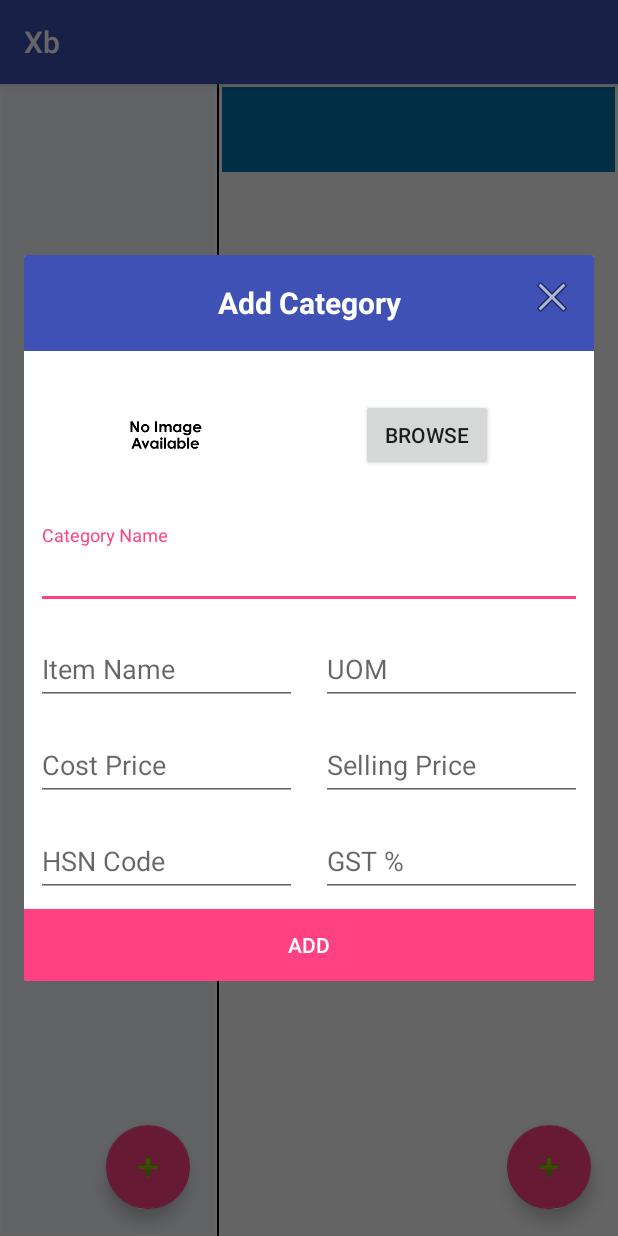
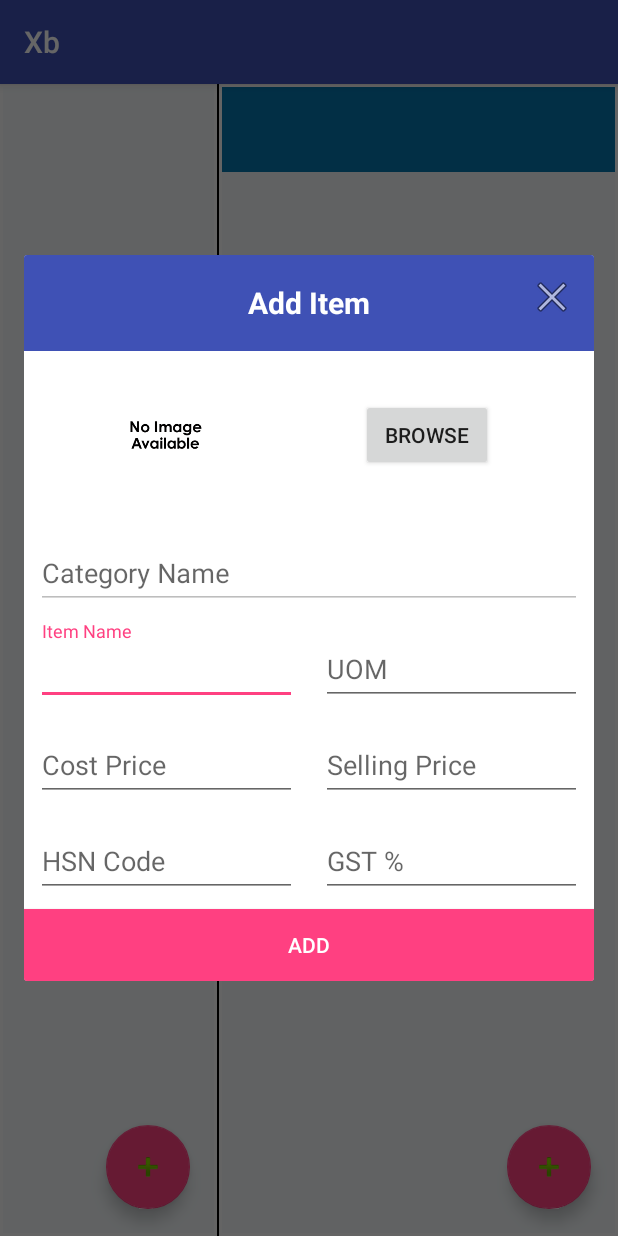
Before and after one commit to vishnuruban/Xb, an Android app: the fragment AddItem placed in its activity, on a phone screen of 412 x 824 dp. Run offline under Robolectric (Android 15) with nearby library versions, the phone set to English and light mode, and no system bars; libraries missing offline, so code that uses them is left out: com.mvc.imagepicker; 3 statements that could not run were skipped.

```diff
--- a/app/src/main/java/in/net/maitri/xb/itemdetails/AddCategory.java
+++ b/app/src/main/java/in/net/maitri/xb/itemdetails/AddCategory.java
@@ -18,6 +18,7 @@ import android.view.Window;
 import android.widget.Button;
 import android.widget.EditText;
 import android.widget.ImageView;
+import android.widget.TextView;
 import android.widget.Toast;
 
 import com.mvc.imagepicker.ImagePicker;
@@ -50,6 +51,10 @@ public class AddCategory extends DialogFragment {
     @Override
     public View onCreateView(LayoutInflater inflater, @Nullable ViewGroup container, @Nullable Bundle savedInstanceState) {
         View view = inflater.inflate(R.layout.add_category, container, false);
+
+        TextView dialogHeader = (TextView) view.findViewById(R.id.dialog_header);
+        dialogHeader.setText("Add Category");
+
         mItemImage = (ImageView) view.findViewById(R.id.item_image);
         ImageView close = (ImageView) view.findViewById(R.id.close);
         close.setOnClickListener(new View.OnClickListener() {
--- a/app/src/main/java/in/net/maitri/xb/itemdetails/AddItem.java
+++ b/app/src/main/java/in/net/maitri/xb/itemdetails/AddItem.java
@@ -2,11 +2,14 @@ package in.net.maitri.xb.itemdetails;
 
 import android.app.Dialog;
 
+import android.content.Context;
 import android.content.Intent;
+import android.content.SharedPreferences;
 import android.graphics.Bitmap;
 import android.net.Uri;
 import android.os.Bundle;
 import android.os.Environment;
+import android.preference.PreferenceManager;
 import android.provider.MediaStore;
 import android.support.annotation.NonNull;
 import android.support.annotation.Nullable;
@@ -20,6 +23,7 @@ import android.widget.Button;
 import android.widget.EditText;
 import android.widget.ImageView;
 import android.widget.LinearLayout;
+import android.widget.TextView;
 import android.widget.Toast;
 
 import com.mvc.imagepicker.ImagePicker;
@@ -37,17 +41,32 @@ import in.net.maitri.xb.db.Item;
 
 public class AddItem extends DialogFragment {
 
-    public static final int PICK_IMAGE = 1;
     private ImageView mItemImage;
-    String path="";
-    DbHandler dbHandler;
+    private String mImagePath;
+    private DbHandler dbHandler;
+    private Bitmap mSelectedImage;
+    private AddItemCategory mAddItemCategory;
+
+    @Override
+    public void onAttach(Context context) {
+        super.onAttach(context);
+        mAddItemCategory = (AddItemCategory) context;
+    }
+
     @Nullable
     @Override
     public View onCreateView(LayoutInflater inflater, @Nullable ViewGroup container, @Nullable Bundle savedInstanceState) {
         View view =  inflater.inflate(R.layout.add_category, container, false);
+
+        TextView dialogHeader = (TextView) view.findViewById(R.id.dialog_header);
+        dialogHeader.setText("Add Item");
+
         LinearLayout itemLayout = (LinearLayout) view.findViewById(R.id.item_layout);
         itemLayout.setVisibility(View.VISIBLE);
-          dbHandler = new DbHandler(getActivity());
+        SharedPreferences sharedPreferences = PreferenceManager.getDefaultSharedPreferences(mAddItemCategory);
+        String selectedCategoryName = sharedPreferences.getString("catName", "");
+        final int selectedCategoryId = sharedPreferences.getInt("catId", 0);
+        dbHandler = new DbHandler(getActivity());
         mItemImage = (ImageView) view.findViewById(R.id.item_image);
         ImageView close = (ImageView) view.findViewById(R.id.close);
         close.setOnClickListener(new View.OnClickListener() {
@@ -61,12 +80,13 @@ public class AddItem extends DialogFragment {
         browseImage.setOnClickListener(new View.OnClickListener() {
             @Override
             public void onClick(View view) {
-
-                onPickImage(view);
+                onPickImage();
             }
         });
 
         final EditText categoryName = (EditText) view.findViewById(R.id.category_name);
+        categoryName.setText(selectedCategoryName);
+        categoryName.setEnabled(false);
         final EditText itemName = (EditText) view.findViewById(R.id.item_name);
         final EditText costPrice = (EditText) view.findViewById(R.id.cp);
         final EditText sellingPrice = (EditText) view.findViewById(R.id.sp);
@@ -94,9 +114,11 @@ public class AddItem extends DialogFragment {
                         || uoM.isEmpty()
                         || gsT.isEmpty()
                         || hsn.isEmpty()){
-                    Toast.makeText(getActivity(),"Category name can't be empty.", Toast.LENGTH_SHORT).show();
+                    Toast.makeText(getActivity(),"Enter all the fields.", Toast.LENGTH_SHORT).show();
                 }else{
-                    addItem(iteName,uoM,Float.valueOf(cp),Float.valueOf(sp),hsn,Float.valueOf(gsT),Integer.valueOf(catName));
+                    copyImage();
+                    addItem(iteName,uoM,Float.valueOf(cp),Float.valueOf(sp),hsn,Float.valueOf(gsT),selectedCategoryId);
+                    mAddItemCategory.updateItem(selectedCategoryId);
                 }
             }
         });
@@ -111,63 +133,33 @@ public class AddItem extends DialogFragment {
         return dialog;
     }
 
-
-
-
     @Override
     public void onActivityResult(int requestCode, int resultCode, Intent data) {
-     /*   if (requestCode == PICK_IMAGE) {
+        mSelectedImage = ImagePicker.getImageFromResult(getActivity(), requestCode, resultCode, data);
+        mItemImage.setImageBitmap(mSelectedImage);
+    }
 
-            Uri selectedImageUri = data.getData();
-            Log.d("uri", String.valueOf(selectedImageUri));
-            String path = selectedImageUri.getPath();
-            Log.d("path", path);
-            Bitmap bitmap = null;
-            try {
-                bitmap = MediaStore.Images.Media.getBitmap(getActivity().getContentResolver(),selectedImageUri);
-            } catch (IOException e) {
-                e.printStackTrace();
-            }
-            mItemImage.setImageBitmap(bitmap);
-        }*/
+    public void onPickImage() {
+        ImagePicker.pickImage(this, "Select your image:");
+    }
 
-        Bitmap bitmap = ImagePicker.getImageFromResult(getActivity(), requestCode, resultCode, data);
-        mItemImage.setImageBitmap(bitmap);
+    private void copyImage(){
         File file = createFile();
         if (file != null) {
             FileOutputStream fout;
             try {
                 fout = new FileOutputStream(file);
-                bitmap.compress(Bitmap.CompressFormat.PNG, 70, fout);
+                mSelectedImage.compress(Bitmap.CompressFormat.PNG, 70, fout);
                 fout.flush();
             } catch (Exception e) {
                 e.printStackTrace();
             }
-            Uri uri=Uri.fromFile(file);
-            path = uri.getPath();
-            Log.d("path", path);
+            mImagePath = String.valueOf(file);
+            Log.d("path", mImagePath);
         }
-
-
-
-
     }
 
-
-    public void onPickImage(View view) {
-        // Click on image button
-        ImagePicker.pickImage(this, "Select your image:");
-    }
-
-
-
-
-
-
     private File createFile() {
-        //   String root = Environment.getExternalStorageDirectory().toString();
-
-        //    File myDir = new File(Environment.getExternalStorageDirectory() + "/Xb/" + "Images");
         String timeStamp = new SimpleDateFormat("yyyyMMdd_HHmmss", Locale.getDefault()).format(new Date());
         String name = "Xb_Img"+timeStamp + ".jpg";
         String root = Environment.getExternalStorageDirectory().toString();
@@ -180,10 +172,8 @@ public class AddItem extends DialogFragment {
     }
 
 
-
     private void addItem(String itemName, String itemUOM, float itemCP, float itemSP, String itemHSNcode, float itemGST, int categoryId){
-
-        Item item = new Item(itemName,itemUOM,itemCP,itemSP,itemHSNcode,itemGST,categoryId,path);
+        Item item = new Item(itemName,itemUOM,itemCP,itemSP,itemHSNcode,itemGST,categoryId,mImagePath);
         dbHandler.addItem(item);
         dismiss();
     }
--- a/app/src/main/java/in/net/maitri/xb/itemdetails/ItemAdapter.java
+++ b/app/src/main/java/in/net/maitri/xb/itemdetails/ItemAdapter.java
@@ -55,14 +55,14 @@ class ItemAdapter extends RecyclerView.Adapter<ItemAdapter.MyViewHolder> {
         Item item = mItemList.get(position);
 
         holder.itemName.setText(item.getItemName());
-        holder.itemSp.setText(String.valueOf(item.getItemSP()));
+        String sp = "Rs. " + String.valueOf((int) item.getItemSP());
+        holder.itemSp.setText(sp);
         String imagePath = item.getItemImage();
         File imgFile = new File(imagePath);
         if(imgFile.exists()){
             Bitmap myBitmap = BitmapFactory.decodeFile(imgFile.getAbsolutePath());
             holder.itemImage.setImageBitmap(myBitmap);
         }
-
     }
 
     @Override
--- a/app/src/main/res/layout/activity_add_item_category.xml
+++ b/app/src/main/res/layout/activity_add_item_category.xml
@@ -17,7 +17,9 @@
         <android.support.v7.widget.RecyclerView
             android:id="@+id/category_view"
             android:layout_width="match_parent"
-            android:layout_height="match_parent" />
+            android:layout_height="match_parent"
+            android:layout_alignParentTop="true"
+            android:layout_alignParentStart="true" />
 
         <TextView
             android:id="@+id/no_category"
@@ -50,6 +52,7 @@
         android:layout_width="0dp"
         android:layout_height="match_parent"
         android:layout_margin="2dp"
+        android:background="#F3F7F9"
         android:layout_weight="0.65">
 
         <TextView
--- a/app/src/main/res/layout/add_category.xml
+++ b/app/src/main/res/layout/add_category.xml
@@ -12,11 +12,11 @@
             android:layout_height="wrap_content">
 
             <TextView
+                android:id="@+id/dialog_header"
                 android:layout_width="match_parent"
                 android:layout_height="64dp"
                 android:background="@color/colorPrimary"
                 android:gravity="center"
-                android:text="Add Category"
                 android:textColor="#FFFFFF"
                 android:textSize="20sp"
                 android:textStyle="bold" />
--- /dev/null
+++ b/app/src/main/res/menu/menu_add_item_category_long_click.xml
@@ -0,0 +1,12 @@
+<?xml version="1.0" encoding="utf-8"?>
+<menu xmlns:android="http://schemas.android.com/apk/res/android">
+    <item
+        android:id="@+id/edit"
+        android:orderInCategory="100"
+        android:title="Edit" />
+
+    <item
+        android:id="@+id/delete"
+        android:orderInCategory="101"
+        android:title="Delete" />
+</menu>
```
Also changed, not shown: app/src/main/java/in/net/maitri/xb/db/DbHandler.java (+30 -51 lines), app/src/main/java/in/net/maitri/xb/itemdetails/AddItemCategory.java (+74 -7 lines), app/src/main/res/layout/item_view.xml (+5 -4 lines).
